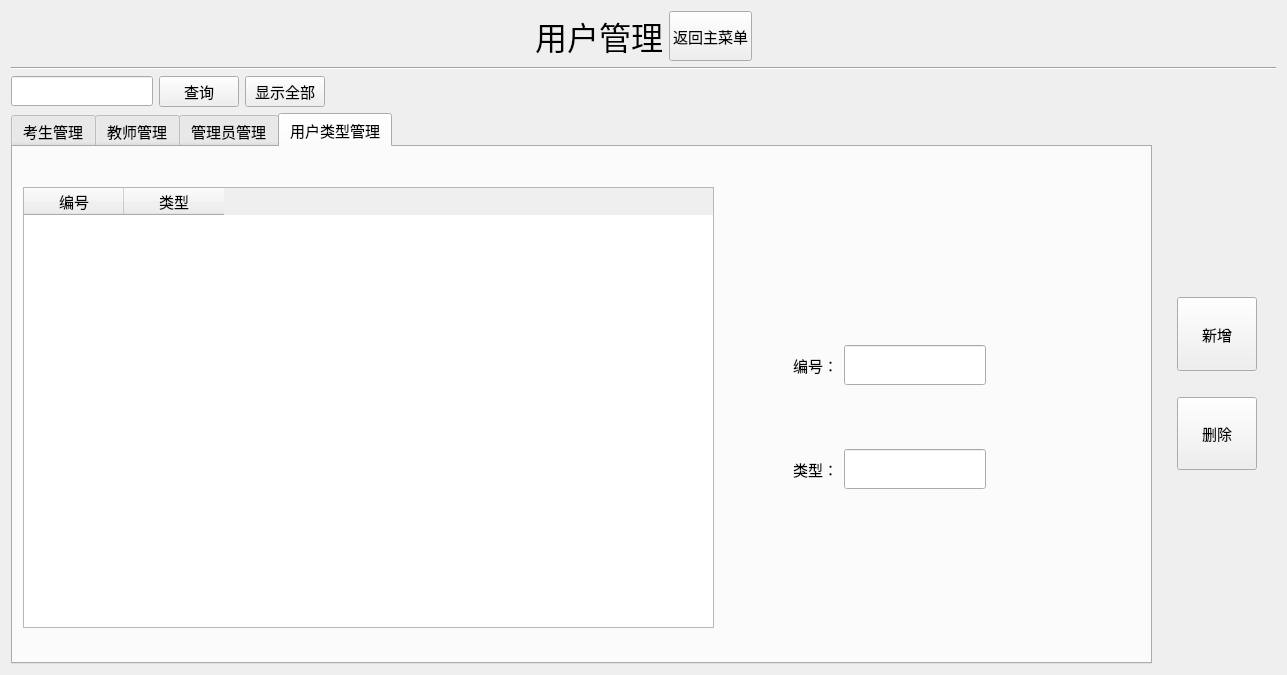
Above: server/MemberManageUI.ui from AlanForeverAi/Exams before the change. Below: the same form after it.
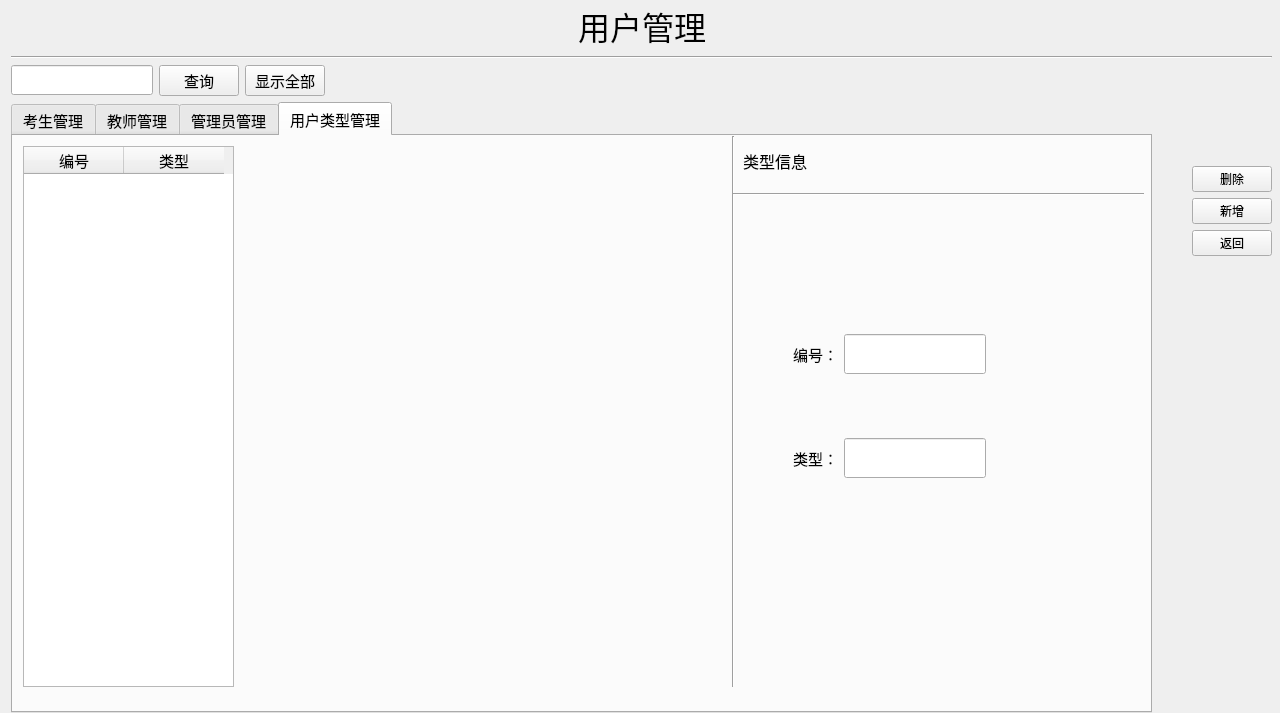
That is the form after the change. The open tabs and pages were chosen to show the change.

```diff
--- a/server/MemberManageUI.ui
+++ b/server/MemberManageUI.ui
@@ -6,8 +6,8 @@
    <rect>
     <x>0</x>
     <y>0</y>
-    <width>1287</width>
-    <height>675</height>
+    <width>1280</width>
+    <height>713</height>
    </rect>
   </property>
   <property name="font">
@@ -19,9 +19,18 @@
   <property name="windowTitle">
    <string>成员管理界面</string>
   </property>
-  <layout class="QGridLayout" name="gridLayout">
-   <item row="0" column="0">
-    <layout class="QHBoxLayout" name="horizontalLayout_22">
+  <widget class="QWidget" name="layoutWidget">
+   <property name="geometry">
+    <rect>
+     <x>11</x>
+     <y>2</y>
+     <width>1261</width>
+     <height>711</height>
+    </rect>
+   </property>
+   <layout class="QVBoxLayout" name="verticalLayout_5">
+    <item>
+     <layout class="QHBoxLayout" name="horizontalLayout_2">
      <item>
       <spacer name="horizontalSpacer_3">
        <property name="orientation">
@@ -48,39 +57,6 @@
        </property>
       </widget>
      </item>
-     <item>
-      <widget class="QPushButton" name="pushButton_back">
-       <property name="minimumSize">
-        <size>
-         <width>83</width>
-         <height>50</height>
-        </size>
-       </property>
-       <property name="maximumSize">
-        <size>
-         <width>16777215</width>
-         <height>1111</height>
-        </size>
-       </property>
-       <property name="font">
-        <font>
-         <family>微软雅黑</family>
-         <pointsize>11</pointsize>
-         <weight>50</weight>
-         <italic>false</italic>
-         <bold>false</bold>
-         <underline>false</underline>
-         <strikeout>false</strikeout>
-        </font>
-       </property>
-       <property name="layoutDirection">
-        <enum>Qt::RightToLeft</enum>
-       </property>
-       <property name="text">
-        <string>返回主菜单</string>
-       </property>
-      </widget>
-     </item>
      <item>
       <spacer name="horizontalSpacer_5">
        <property name="orientation">
@@ -96,15 +72,17 @@
      </item>
     </layout>
    </item>
-   <item row="1" column="0">
+    <item>
     <widget class="Line" name="line_3">
      <property name="orientation">
       <enum>Qt::Horizontal</enum>
      </property>
     </widget>
    </item>
-   <item row="2" column="0">
-    <layout class="QVBoxLayout" name="verticalLayout_5">
+    <item>
+     <layout class="QHBoxLayout" name="horizontalLayout_3">
+      <item>
+       <layout class="QVBoxLayout" name="verticalLayout_2">
      <item>
       <layout class="QHBoxLayout" name="horizontalLayout_21">
        <item>
@@ -154,9 +132,13 @@
       </layout>
      </item>
      <item>
-      <layout class="QHBoxLayout" name="horizontalLayout_3">
-       <item>
         <widget class="QTabWidget" name="tabWidget">
+          <property name="sizePolicy">
+           <sizepolicy hsizetype="Fixed" vsizetype="Expanding">
+            <horstretch>0</horstretch>
+            <verstretch>0</verstretch>
+           </sizepolicy>
+          </property>
          <property name="minimumSize">
           <size>
            <width>1141</width>
@@ -1027,11 +1009,17 @@
            <property name="geometry">
             <rect>
              <x>10</x>
-             <y>40</y>
-             <width>691</width>
-             <height>441</height>
-            </rect>
-           </property>
+              <y>10</y>
+              <width>211</width>
+              <height>541</height>
+             </rect>
+            </property>
+            <property name="sizePolicy">
+             <sizepolicy hsizetype="Fixed" vsizetype="Fixed">
+              <horstretch>0</horstretch>
+              <verstretch>0</verstretch>
+             </sizepolicy>
+            </property>
            <property name="dragEnabled">
             <bool>true</bool>
            </property>
@@ -1158,78 +1146,65 @@
             </item>
            </layout>
           </widget>
-         </widget>
-        </widget>
-       </item>
-       <item>
-        <layout class="QVBoxLayout" name="verticalLayout_2">
-         <item>
-          <spacer name="verticalSpacer_3">
-           <property name="orientation">
-            <enum>Qt::Vertical</enum>
-           </property>
-           <property name="sizeHint" stdset="0">
-            <size>
+           <widget class="Line" name="line_5">
+            <property name="geometry">
+             <rect>
+              <x>710</x>
+              <y>0</y>
              <width>20</width>
-             <height>40</height>
-            </size>
-           </property>
-          </spacer>
-         </item>
-         <item>
-          <layout class="QHBoxLayout" name="horizontalLayout_2">
-           <item>
-            <spacer name="horizontalSpacer_2">
+              <height>551</height>
+             </rect>
+            </property>
+            <property name="orientation">
+             <enum>Qt::Vertical</enum>
+            </property>
+           </widget>
+           <widget class="Line" name="line_11">
+            <property name="geometry">
+             <rect>
+              <x>720</x>
+              <y>50</y>
+              <width>411</width>
+              <height>16</height>
+             </rect>
+            </property>
              <property name="orientation">
               <enum>Qt::Horizontal</enum>
              </property>
-             <property name="sizeHint" stdset="0">
-              <size>
-               <width>13</width>
-               <height>20</height>
-              </size>
-             </property>
-            </spacer>
+           </widget>
+           <widget class="QLabel" name="label_14">
+            <property name="geometry">
+             <rect>
+              <x>730</x>
+              <y>10</y>
+              <width>101</width>
+              <height>31</height>
+             </rect>
+            </property>
+            <property name="text">
+             <string>&lt;!DOCTYPE HTML PUBLIC &quot;-//W3C//DTD HTML 4.0//EN&quot; &quot;http://www.w3.org/TR/REC-html40/strict.dtd&quot;&gt;
+&lt;html&gt;&lt;head&gt;&lt;meta name=&quot;qrichtext&quot; content=&quot;1&quot; /&gt;&lt;style type=&quot;text/css&quot;&gt;
+p, li { white-space: pre-wrap; }
+&lt;/style&gt;&lt;/head&gt;&lt;body style=&quot; font-family:'微软雅黑'; font-size:11pt; font-weight:400; font-style:normal;&quot;&gt;
+&lt;p style=&quot; margin-top:0px; margin-bottom:0px; margin-left:0px; margin-right:0px; -qt-block-indent:0; text-indent:0px;&quot;&gt;&lt;span style=&quot; font-family:'宋体'; font-size:12pt;&quot;&gt;类型信息&lt;/span&gt;&lt;/p&gt;&lt;/body&gt;&lt;/html&gt;</string>
+            </property>
+           </widget>
+          </widget>
+         </widget>
+        </item>
+       </layout>
            </item>
            <item>
             <layout class="QVBoxLayout" name="verticalLayout">
-             <item>
-              <widget class="QPushButton" name="pushButton_add_user">
-               <property name="sizePolicy">
-                <sizepolicy hsizetype="Minimum" vsizetype="Expanding">
-                 <horstretch>0</horstretch>
-                 <verstretch>0</verstretch>
-                </sizepolicy>
-               </property>
-               <property name="minimumSize">
-                <size>
-                 <width>0</width>
-                 <height>30</height>
-                </size>
-               </property>
-               <property name="font">
-                <font>
-                 <family>微软雅黑</family>
-                 <pointsize>11</pointsize>
-                </font>
-               </property>
-               <property name="text">
-                <string>新增</string>
-               </property>
-              </widget>
-             </item>
              <item>
               <spacer name="verticalSpacer">
                <property name="orientation">
                 <enum>Qt::Vertical</enum>
                </property>
-               <property name="sizeType">
-                <enum>QSizePolicy::Fixed</enum>
-               </property>
                <property name="sizeHint" stdset="0">
                 <size>
                  <width>20</width>
-                 <height>10</height>
+            <height>40</height>
                 </size>
                </property>
               </spacer>
@@ -1239,13 +1214,10 @@
                <property name="orientation">
                 <enum>Qt::Vertical</enum>
                </property>
-               <property name="sizeType">
-                <enum>QSizePolicy::Fixed</enum>
-               </property>
                <property name="sizeHint" stdset="0">
                 <size>
                  <width>20</width>
-                 <height>10</height>
+            <height>40</height>
                 </size>
                </property>
               </spacer>
@@ -1253,7 +1225,7 @@
              <item>
               <widget class="QPushButton" name="pushButton_delete_user">
                <property name="sizePolicy">
-                <sizepolicy hsizetype="Minimum" vsizetype="Expanding">
+           <sizepolicy hsizetype="Fixed" vsizetype="Fixed">
                  <horstretch>0</horstretch>
                  <verstretch>0</verstretch>
                 </sizepolicy>
@@ -1261,13 +1233,13 @@
                <property name="minimumSize">
                 <size>
                  <width>0</width>
-                 <height>30</height>
+            <height>0</height>
                 </size>
                </property>
                <property name="font">
                 <font>
-                 <family>微软雅黑</family>
-                 <pointsize>11</pointsize>
+            <family>SimSun-ExtB</family>
+            <pointsize>9</pointsize>
                 </font>
                </property>
                <property name="text">
@@ -1276,37 +1248,107 @@
               </widget>
              </item>
              <item>
-              <spacer name="verticalSpacer_5">
+         <widget class="QPushButton" name="pushButton_add_user">
+          <property name="sizePolicy">
+           <sizepolicy hsizetype="Fixed" vsizetype="Fixed">
+            <horstretch>0</horstretch>
+            <verstretch>0</verstretch>
+           </sizepolicy>
+          </property>
+          <property name="minimumSize">
+           <size>
+            <width>0</width>
+            <height>0</height>
+           </size>
+          </property>
+          <property name="font">
+           <font>
+            <family>SimSun-ExtB</family>
+            <pointsize>9</pointsize>
+           </font>
+          </property>
+          <property name="text">
+           <string>新增</string>
+          </property>
+         </widget>
+        </item>
+        <item>
+         <widget class="QPushButton" name="pushButton_back">
+          <property name="sizePolicy">
+           <sizepolicy hsizetype="Fixed" vsizetype="Fixed">
+            <horstretch>0</horstretch>
+            <verstretch>0</verstretch>
+           </sizepolicy>
+          </property>
+          <property name="minimumSize">
+           <size>
+            <width>0</width>
+            <height>0</height>
+           </size>
+          </property>
+          <property name="maximumSize">
+           <size>
+            <width>16777215</width>
+            <height>1111</height>
+           </size>
+          </property>
+          <property name="font">
+           <font>
+            <family>SimSun-ExtB</family>
+            <pointsize>9</pointsize>
+            <weight>50</weight>
+            <italic>false</italic>
+            <bold>false</bold>
+            <underline>false</underline>
+            <strikeout>false</strikeout>
+           </font>
+          </property>
+          <property name="layoutDirection">
+           <enum>Qt::RightToLeft</enum>
+          </property>
+          <property name="text">
+           <string>返回</string>
+          </property>
+         </widget>
+        </item>
+        <item>
+         <spacer name="verticalSpacer_3">
                <property name="orientation">
                 <enum>Qt::Vertical</enum>
                </property>
-               <property name="sizeType">
-                <enum>QSizePolicy::Fixed</enum>
-               </property>
                <property name="sizeHint" stdset="0">
                 <size>
                  <width>20</width>
-                 <height>10</height>
+            <height>40</height>
                 </size>
                </property>
               </spacer>
              </item>
-            </layout>
-           </item>
            <item>
-            <spacer name="horizontalSpacer">
+         <spacer name="verticalSpacer_7">
              <property name="orientation">
-              <enum>Qt::Horizontal</enum>
+           <enum>Qt::Vertical</enum>
              </property>
              <property name="sizeHint" stdset="0">
               <size>
-               <width>13</width>
-               <height>20</height>
+            <width>20</width>
+            <height>40</height>
               </size>
              </property>
             </spacer>
            </item>
-          </layout>
+        <item>
+         <spacer name="verticalSpacer_8">
+          <property name="orientation">
+           <enum>Qt::Vertical</enum>
+          </property>
+          <property name="sizeHint" stdset="0">
+           <size>
+            <width>20</width>
+            <height>40</height>
+           </size>
+          </property>
+         </spacer>
          </item>
          <item>
           <spacer name="verticalSpacer_4">
@@ -1321,13 +1363,77 @@
            </property>
           </spacer>
          </item>
-        </layout>
-       </item>
+        <item>
+         <spacer name="verticalSpacer_10">
+          <property name="orientation">
+           <enum>Qt::Vertical</enum>
+          </property>
+          <property name="sizeHint" stdset="0">
+           <size>
+            <width>20</width>
+            <height>40</height>
+           </size>
+          </property>
+         </spacer>
+        </item>
+        <item>
+         <spacer name="verticalSpacer_9">
+          <property name="orientation">
+           <enum>Qt::Vertical</enum>
+          </property>
+          <property name="sizeHint" stdset="0">
+           <size>
+            <width>20</width>
+            <height>40</height>
+           </size>
+          </property>
+         </spacer>
+        </item>
+        <item>
+         <spacer name="verticalSpacer_5">
+          <property name="orientation">
+           <enum>Qt::Vertical</enum>
+          </property>
+          <property name="sizeHint" stdset="0">
+           <size>
+            <width>20</width>
+            <height>40</height>
+           </size>
+          </property>
+         </spacer>
+        </item>
+        <item>
+         <spacer name="verticalSpacer_11">
+          <property name="orientation">
+           <enum>Qt::Vertical</enum>
+          </property>
+          <property name="sizeHint" stdset="0">
+           <size>
+            <width>20</width>
+            <height>40</height>
+           </size>
+          </property>
+         </spacer>
+        </item>
+        <item>
+         <spacer name="verticalSpacer_6">
+          <property name="orientation">
+           <enum>Qt::Vertical</enum>
+          </property>
+          <property name="sizeHint" stdset="0">
+           <size>
+            <width>20</width>
+            <height>40</height>
+           </size>
+          </property>
+         </spacer>
+        </item>
       </layout>
      </item>
     </layout>
    </item>
   </layout>
+  </widget>
  </widget>
  <resources/>
  <connections/>
```
Left out of the diff: 56 changed lines with no effect on the pictures. Lines whose indentation alone changed are shown as unchanged.
